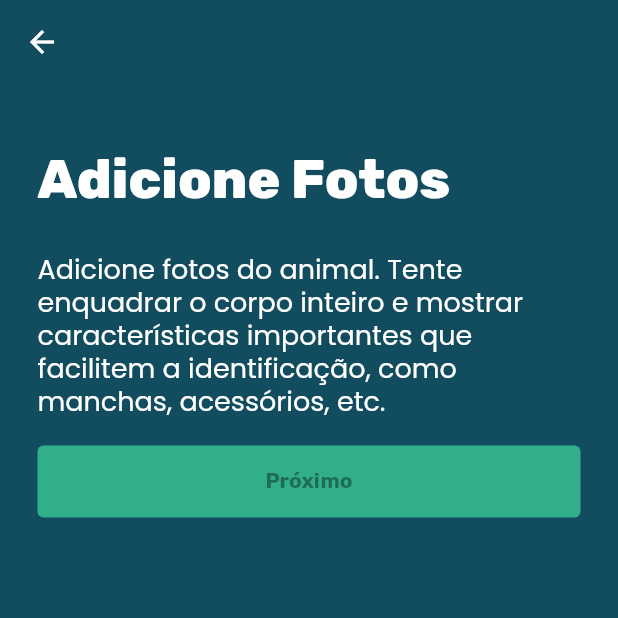
After one commit to antoniojosegteixeira/find_pet, a Flutter app: the AddPhotoPage screen opened by its route, on a phone screen of 412 x 824 dp, the top half of it. The commit adds this screen. Run offline on Flutter 3.47's test engine with Material 2 defaults, Android fonts, the phone set to English and light mode, and no system bars; our stand-ins replace bloc, dartz, dropdown_button2, equatable, flutter_bloc, flutter_modular and 2 more; accounts and stored records are empty.

Commit message:
feat: add photo page

```diff
--- a/lib/features/post_animal/post_animal_module.dart
+++ b/lib/features/post_animal/post_animal_module.dart
@@ -1,4 +1,5 @@
 import 'package:find_pet/features/post_animal/presentation/bloc/post_animal_bloc.dart';
+import 'package:find_pet/features/post_animal/presentation/pages/add_photo_page.dart';
 import 'package:find_pet/features/post_animal/presentation/pages/basic_informations_page.dart';
 import 'package:find_pet/features/post_animal/presentation/pages/post_animal_page.dart';
 import 'package:flutter_modular/flutter_modular.dart';
@@ -20,6 +21,10 @@ class PostAnimalModule extends Module {
         ChildRoute<dynamic>(
           '/basic-information/',
           child: (context, args) => const BasicInformationsPage(),
+        ),
+        ChildRoute<dynamic>(
+          '/add-photo/',
+          child: (context, args) => const AddPhotoPage(),
         )
       ];
 }
--- /dev/null
+++ b/lib/features/post_animal/presentation/pages/add_photo_page.dart
@@ -0,0 +1,90 @@
+import 'package:find_pet/core/themes/ui/app_colors.dart';
+import 'package:find_pet/core/themes/ui/app_fonts.dart';
+import 'package:find_pet/core/widgets/main_button.dart';
+import 'package:find_pet/features/post_animal/presentation/bloc/post_animal_bloc.dart';
+
+import 'package:flutter/material.dart';
+import 'package:flutter_modular/flutter_modular.dart';
+
+class AddPhotoPage extends StatefulWidget {
+  const AddPhotoPage({Key? key}) : super(key: key);
+
+  @override
+  State<AddPhotoPage> createState() => _AddPhotoPageState();
+}
+
+class _AddPhotoPageState extends State<AddPhotoPage> {
+  final GlobalKey<FormState> _formKey = GlobalKey<FormState>();
+  final bloc = Modular.get<PostAnimalBloc>();
+
+  final _appBar = AppBar(
+    backgroundColor: AppColors.colorDarkBlue_800,
+    foregroundColor: Colors.white,
+  );
+
+  @override
+  Widget build(BuildContext context) {
+    final size = MediaQuery.of(context).size;
+    final screenHeight = (size.height - _appBar.preferredSize.height) -
+        MediaQuery.of(context).padding.top;
+
+    return Scaffold(
+      resizeToAvoidBottomInset: true,
+      backgroundColor: AppColors.colorDarkBlue_800,
+      appBar: _appBar,
+      body: LayoutBuilder(
+        builder: (context, constraints) {
+          return SafeArea(
+            child: SizedBox(
+              height: screenHeight,
+              child: Form(
+                key: _formKey,
+                child: SingleChildScrollView(
+                  child: Padding(
+                    padding: const EdgeInsets.symmetric(horizontal: 25.0),
+                    child: SizedBox(
+                      height: screenHeight,
+                      child: ListView(
+                        children: [
+                          const SizedBox(height: 46),
+                          Align(
+                            alignment: Alignment.centerLeft,
+                            child: const Text(
+                              'Adicione Fotos',
+                            ).headline3(
+                              style: const TextStyle(
+                                color: Colors.white,
+                              ),
+                            ),
+                          ),
+                          const SizedBox(height: 30),
+                          const Text(
+                                  'Adicione fotos do animal. Tente enquadrar o corpo inteiro e mostrar características importantes que facilitem a identificação, como manchas, acessórios, etc.')
+                              .body2(
+                            style: const TextStyle(
+                              color: Colors.white,
+                            ),
+                          ),
+                          const SizedBox(height: 17),
+                          MainButton(
+                            disabled: true,
+                            text: 'Próximo',
+                            onPressed: () {},
+                            backgroundColor: AppColors.colorGreenSuccess_300,
+                          ),
+                          const SizedBox(
+                            height: 26,
+                          ),
+                        ],
+                      ),
+                    ),
+                  ),
+                ),
+              ),
+            ),
+          );
+        },
+      ),
+    );
+  }
+}
```
